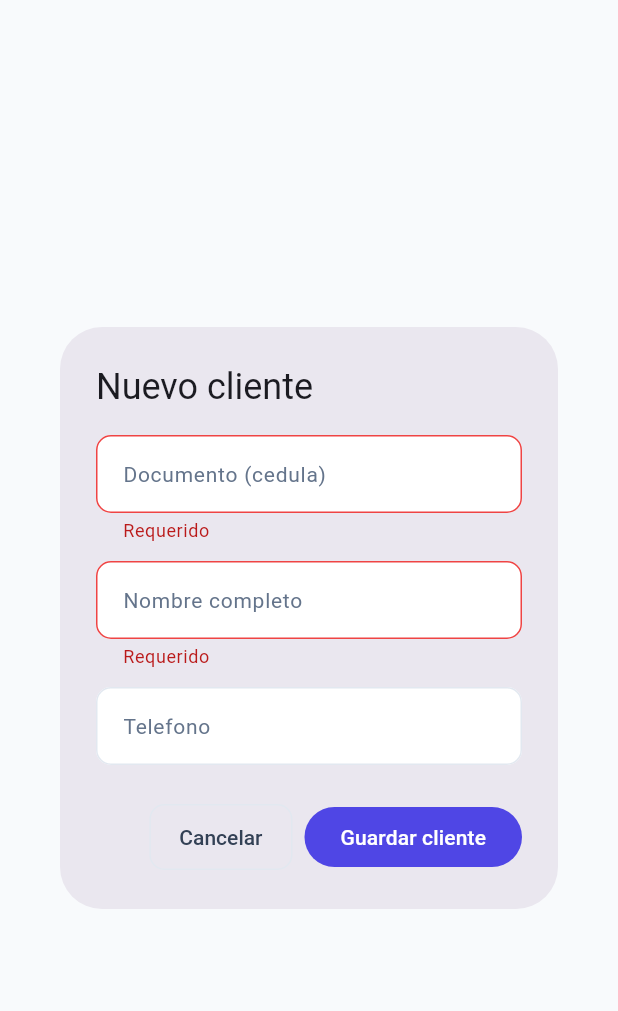
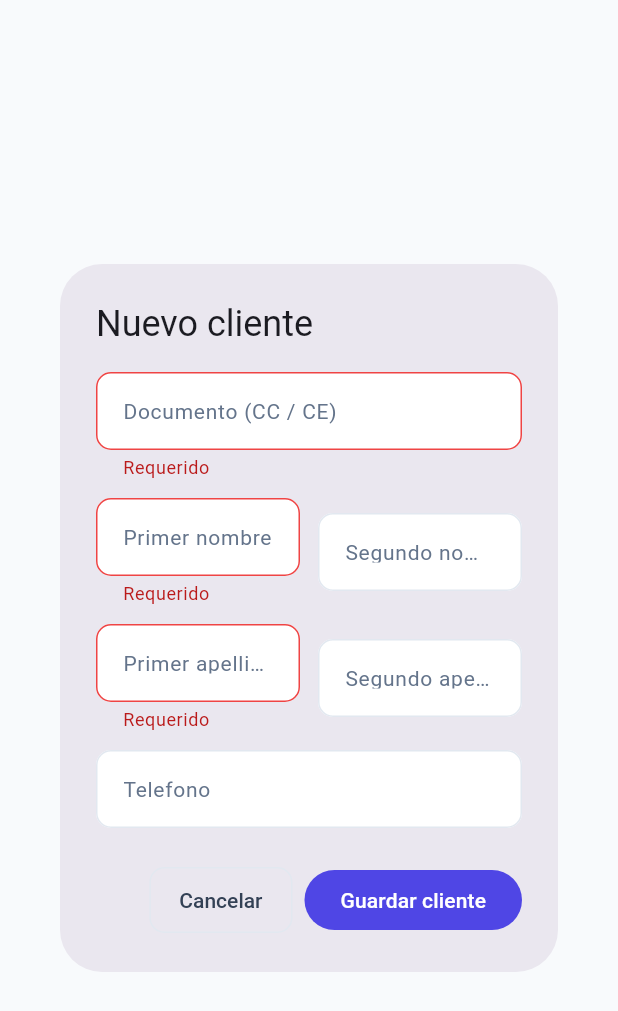
Before and after one commit to Haalfonso05/WhatsAppFlutter, a Flutter app: the _ClientDialog widget shown alone on an empty page, opened directly, after a tap on "Guardar cliente", on a phone screen of 412 x 824 dp. Shown: the top 1011 px of the screen. Run offline on Flutter 3.47's test engine with Material 3 defaults, Android fonts, the light colour scheme and no system bars; our stand-ins replace flutter_riverpod, go_router, shared_preferences; accounts and stored records are empty.

Commit message:
Cuarto commit

```diff
--- a/lib/screens/clients_screen.dart
+++ b/lib/screens/clients_screen.dart
@@ -152,7 +152,7 @@ class _ClientsTab extends ConsumerWidget {
     final q = search.toLowerCase();
     final filtered = q.isEmpty
         ? clients
-        : clients.where((c) => c.name.toLowerCase().contains(q) || c.email.toLowerCase().contains(q)).toList();
+        : clients.where((c) => c.fullName.toLowerCase().contains(q) || c.id.contains(q)).toList();
 
     if (filtered.isEmpty) {
       return Container(
@@ -202,7 +202,7 @@ class _ClientsTab extends ConsumerWidget {
                               radius: 20,
                               backgroundColor: kPrimary.withValues(alpha: 0.12),
                               child: Text(
-                                client.name[0].toUpperCase(),
+                                client.name1.isNotEmpty ? client.name1[0].toUpperCase() : '?',
                                 style: const TextStyle(color: kPrimary, fontWeight: FontWeight.bold, fontSize: 15),
                               ),
                             ),
@@ -211,10 +211,9 @@ class _ClientsTab extends ConsumerWidget {
                           ],
                         ),
                         const SizedBox(height: 12),
-                        Text(client.name,
+                        Text(client.fullName,
                             style: const TextStyle(fontWeight: FontWeight.w600, color: kSlate900, fontSize: 15)),
-                        if (client.email.isNotEmpty)
-                          Text(client.email, style: const TextStyle(fontSize: 12, color: kSlate500)),
+                        Text('Doc: ${client.id}', style: const TextStyle(fontSize: 12, color: kSlate500)),
                         if (client.phone.isNotEmpty)
                           Text(client.phone, style: const TextStyle(fontSize: 12, color: kSlate500)),
                         if (pending > 0)
@@ -262,7 +261,7 @@ class _DebtsTab extends ConsumerWidget {
         ? debts
         : debts.where((d) {
             final c = clients.where((c) => c.id == d.clientId).firstOrNull;
-            return (c?.name ?? '').toLowerCase().contains(q) || d.description.toLowerCase().contains(q);
+            return (c?.fullName ?? '').toLowerCase().contains(q) || d.description.toLowerCase().contains(q);
           }).toList();
 
     if (filtered.isEmpty) {
@@ -333,7 +332,7 @@ class _DebtsTab extends ConsumerWidget {
                         const SizedBox(width: 12),
                         Expanded(
                           flex: 2,
-                          child: Text(client?.name ?? '—',
+                          child: Text(client?.fullName ?? '—',
                               style: const TextStyle(fontWeight: FontWeight.w500, color: kSlate800, fontSize: 13)),
                         ),
                         Expanded(
@@ -415,13 +414,20 @@ class _ClientDialog extends ConsumerStatefulWidget {
 
 class _ClientDialogState extends ConsumerState<_ClientDialog> {
   final _formKey = GlobalKey<FormState>();
-  final _docCtrl = TextEditingController();
-  final _nameCtrl = TextEditingController();
-  final _phoneCtrl = TextEditingController();
+  final _docCtrl      = TextEditingController();
+  final _name1Ctrl    = TextEditingController();
+  final _name2Ctrl    = TextEditingController();
+  final _lastName1Ctrl = TextEditingController();
+  final _lastName2Ctrl = TextEditingController();
+  final _phoneCtrl    = TextEditingController();
 
   @override
   void dispose() {
-    _docCtrl.dispose(); _nameCtrl.dispose();
+    _docCtrl.dispose();
+    _name1Ctrl.dispose();
+    _name2Ctrl.dispose();
+    _lastName1Ctrl.dispose();
+    _lastName2Ctrl.dispose();
     _phoneCtrl.dispose();
     super.dispose();
   }
@@ -430,9 +436,11 @@ class _ClientDialogState extends ConsumerState<_ClientDialog> {
     if (!_formKey.currentState!.validate()) return;
     ref.read(clientsProvider.notifier).add(
       id: _docCtrl.text.trim(),
-      name: _nameCtrl.text.trim(),
+      name1: _name1Ctrl.text.trim(),
+      name2: _name2Ctrl.text.trim(),
+      lastName1: _lastName1Ctrl.text.trim(),
+      lastName2: _lastName2Ctrl.text.trim(),
       phone: _phoneCtrl.text.trim(),
-      email: '',
     );
     Navigator.pop(context);
   }
@@ -442,25 +450,62 @@ class _ClientDialogState extends ConsumerState<_ClientDialog> {
     return AlertDialog(
       title: const Text('Nuevo cliente'),
       content: SizedBox(
-        width: 360,
+        width: 400,
         child: Form(
           key: _formKey,
           child: Column(
             mainAxisSize: MainAxisSize.min,
             children: [
-              TextFormField(controller: _docCtrl,
+              TextFormField(
+                controller: _docCtrl,
                 keyboardType: TextInputType.number,
-                decoration: const InputDecoration(labelText: 'Documento (cedula)'),
-                validator: (v) => (v == null || v.trim().isEmpty) ? 'Requerido' : null),
+                decoration: const InputDecoration(labelText: 'Documento (CC / CE)'),
+                validator: (v) => (v == null || v.trim().isEmpty) ? 'Requerido' : null,
+              ),
               const SizedBox(height: 12),
-              TextFormField(controller: _nameCtrl,
-                textCapitalization: TextCapitalization.words,
-                decoration: const InputDecoration(labelText: 'Nombre completo'),
-                validator: (v) => (v == null || v.trim().isEmpty) ? 'Requerido' : null),
+              Row(children: [
+                Expanded(
+                  child: TextFormField(
+                    controller: _name1Ctrl,
+                    textCapitalization: TextCapitalization.words,
+                    decoration: const InputDecoration(labelText: 'Primer nombre'),
+                    validator: (v) => (v == null || v.trim().isEmpty) ? 'Requerido' : null,
+                  ),
+                ),
+                const SizedBox(width: 12),
+                Expanded(
+                  child: TextFormField(
+                    controller: _name2Ctrl,
+                    textCapitalization: TextCapitalization.words,
+                    decoration: const InputDecoration(labelText: 'Segundo nombre'),
+                  ),
+                ),
+              ]),
               const SizedBox(height: 12),
-              TextFormField(controller: _phoneCtrl,
+              Row(children: [
+                Expanded(
+                  child: TextFormField(
+                    controller: _lastName1Ctrl,
+                    textCapitalization: TextCapitalization.words,
+                    decoration: const InputDecoration(labelText: 'Primer apellido'),
+                    validator: (v) => (v == null || v.trim().isEmpty) ? 'Requerido' : null,
+                  ),
+                ),
+                const SizedBox(width: 12),
+                Expanded(
+                  child: TextFormField(
+                    controller: _lastName2Ctrl,
+                    textCapitalization: TextCapitalization.words,
+                    decoration: const InputDecoration(labelText: 'Segundo apellido'),
+                  ),
+                ),
+              ]),
+              const SizedBox(height: 12),
+              TextFormField(
+                controller: _phoneCtrl,
                 keyboardType: TextInputType.phone,
-                decoration: const InputDecoration(labelText: 'Telefono')),
+                decoration: const InputDecoration(labelText: 'Telefono'),
+              ),
             ],
           ),
         ),
@@ -524,7 +569,7 @@ class _DebtDialogState extends ConsumerState<_DebtDialog> {
                 decoration: const InputDecoration(labelText: 'Cliente'),
                 onChanged: (v) => setState(() => _selectedClientId = v),
                 validator: (v) => v == null ? 'Selecciona un cliente' : null,
-                items: clients.map((c) => DropdownMenuItem(value: c.id, child: Text(c.name))).toList(),
+                items: clients.map((c) => DropdownMenuItem(value: c.id, child: Text(c.fullName))).toList(),
               ),
               const SizedBox(height: 12),
               TextFormField(controller: _amountCtrl,
--- a/lib/screens/orders_screen.dart
+++ b/lib/screens/orders_screen.dart
@@ -663,7 +663,7 @@ class _OrderDialogState extends ConsumerState<_OrderDialog> {
       }).toList();
 
       await ref.read(ordersProvider.notifier).add(
-        clientName: client.name,
+        clientName: client.fullName,
         customerDocument: client.id,
         lines: lines,
         notes: _notesCtrl.text.trim(),
@@ -717,7 +717,7 @@ class _OrderDialogState extends ConsumerState<_OrderDialog> {
               decoration: const InputDecoration(labelText: 'Cliente'),
               onChanged: (v) => setState(() => _selectedClientId = v),
               items: clients
-                  .map((c) => DropdownMenuItem(value: c.id, child: Text(c.name)))
+                  .map((c) => DropdownMenuItem(value: c.id, child: Text(c.fullName)))
                   .toList(),
             ),
             const SizedBox(height: 20),
```
Also changed, not shown: lib/models/client.dart (+24 -8 lines), lib/providers/clients_provider.dart (+8 -4 lines).
